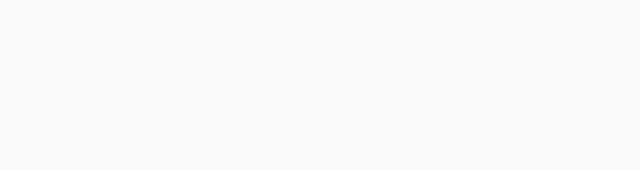
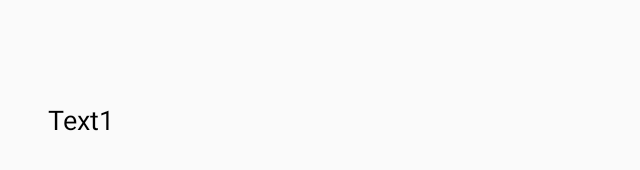
Before and after one commit to CodeBellum/hakvelonchillapp-mobile, an Android app: the screen it shows after launch (MainActivity), on a phone screen of 824 x 412 dp (held sideways). Before the commit the part shown is empty. Shown: the part 189-359 px from the top of the screen, without its empty margins (0-640 px from the left). Run offline under Robolectric (Android 15) with nearby library versions, the phone set to English and light mode, and no system bars.

Commit message:
замена текствью по кликам

```diff
--- a/app/src/main/java/com/example/chillapp/MainActivity.java
+++ b/app/src/main/java/com/example/chillapp/MainActivity.java
@@ -2,9 +2,15 @@ package com.example.chillapp;
 
 import android.support.v7.app.AppCompatActivity;
 import android.os.Bundle;
+import android.view.View;
 import android.view.WindowManager;
+import android.view.animation.Animation;
+import android.view.animation.AnimationUtils;
 
 public class MainActivity extends AppCompatActivity {
+
+    SecretTextView txt1, txt2;
+    boolean show1 = true;
 
     @Override
     protected void onCreate(Bundle savedInstanceState) {
@@ -13,10 +19,48 @@ public class MainActivity extends AppCompatActivity {
         getWindow().setFlags(WindowManager.LayoutParams.FLAG_FULLSCREEN,
                 WindowManager.LayoutParams.FLAG_FULLSCREEN);
 
-        SecretTextView txt = findViewById(R.id.textview);
+        txt1 = findViewById(R.id.txt1);
+        txt2 = findViewById(R.id.txt2);
 
-//        txt.show();    // показывает
+        setListener();
+        txt1.show();    // показывает
 //        txt.hide();    // скрывает
 //        txt.toggle();  // показывает или скрывает в зависимости от текущего состояния видимости
     }
+
+    private void setListener(){
+        final Animation animation = AnimationUtils.loadAnimation(this, R.anim.fadeout);
+        animation.setAnimationListener(new Animation.AnimationListener() {
+            @Override
+            public void onAnimationStart(Animation animation) {
+
+            }
+
+            @Override
+            public void onAnimationEnd(Animation animation) {
+                if (show1) {
+                    txt1.setIsVisible(false);
+                    txt2.show();
+                    show1 = !show1;
+                } else {
+                    txt2.setIsVisible(false);
+                    txt1.show();
+                    show1 = !show1;
+                }
+            }
+
+            @Override
+            public void onAnimationRepeat(Animation animation) {
+
+            }
+        });
+        findViewById(R.id.content).setOnClickListener(new View.OnClickListener() {
+            @Override
+            public void onClick(View v) {
+                if (show1)
+                    txt1.startAnimation(animation);
+                else  txt2.startAnimation(animation);
+            }
+        });
+    }
 }
--- /dev/null
+++ b/app/src/main/res/anim/fadeout.xml
@@ -0,0 +1,9 @@
+<?xml version="1.0" encoding="utf-8"?>
+<set xmlns:android="http://schemas.android.com/apk/res/android">
+    <alpha android:fromAlpha="1.0" android:toAlpha="0.0"
+        android:interpolator="@android:anim/accelerate_interpolator"
+        android:duration="2000"/>
+    <translate
+        android:toYDelta="500"
+        android:duration="2000"/>
+</set>
--- a/app/src/main/res/layout/activity_main.xml
+++ b/app/src/main/res/layout/activity_main.xml
@@ -5,14 +5,26 @@
     android:layout_width="match_parent"
     android:layout_height="match_parent"
     tools:context=".MainActivity"
-    android:padding="32dp">
+    android:padding="32dp"
+    android:id="@+id/content">
 
     <com.example.chillapp.SecretTextView
-        android:id="@+id/textview"
+        android:id="@+id/txt1"
         android:layout_width="wrap_content"
         android:layout_height="wrap_content"
         android:layout_centerVertical="true"
         android:textSize="18sp"
+        android:text="Text1"
+        android:textColor="@android:color/black"
+        />
+
+    <com.example.chillapp.SecretTextView
+        android:id="@+id/txt2"
+        android:layout_width="wrap_content"
+        android:layout_height="wrap_content"
+        android:layout_centerVertical="true"
+        android:textSize="18sp"
+        android:text="Text2"
         android:textColor="@android:color/black"
         />
 
```
